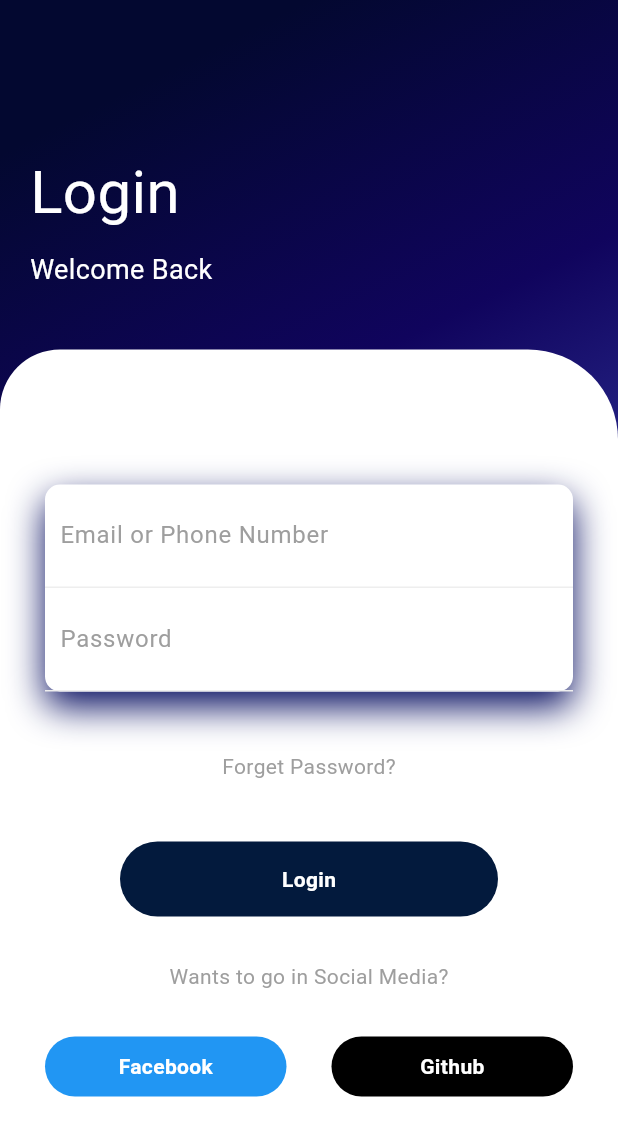
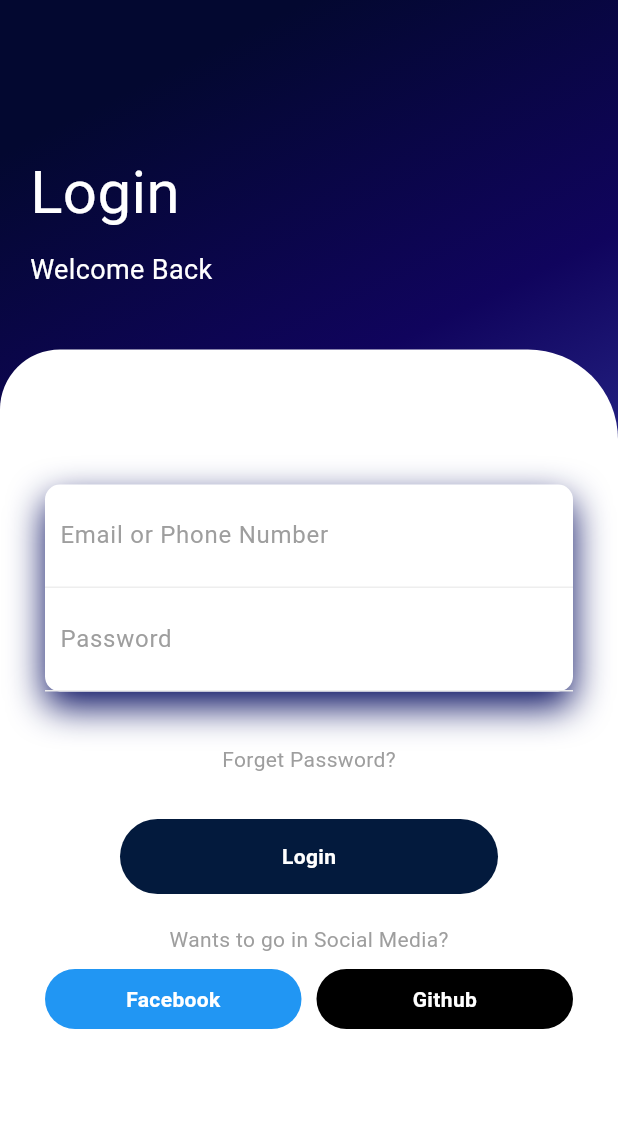
Before and after one commit to sabb-ir/Flutter_Home, a Flutter app: the screen it shows after launch, on a phone screen of 412 x 824 dp. Shown: the top 1136 px of the screen. Run offline on Flutter 3.47's test engine with Material 3 defaults, Android fonts, the phone set to English and light mode, and no system bars.

Commit message:
2nd commit

```diff
--- a/lib/main.dart
+++ b/lib/main.dart
@@ -97,9 +97,9 @@ Expanded(
               ]
             ),
           ),
-SizedBox(height: 40,),
+SizedBox(height: 35,),
 Text("Forget Password?",style: TextStyle(color: Colors.grey),),
-SizedBox(height: 40,),
+SizedBox(height: 30,),
 Container(
   height: 50,
   margin: EdgeInsets.symmetric(horizontal: 50),
@@ -111,9 +111,9 @@ Container(
        child: Text("Login",style: TextStyle(color: Colors.white, fontWeight: FontWeight.bold),),
   ),
   ),
-  SizedBox(height:30 ,),
+  SizedBox(height:20 ,),
   Text("Wants to go in Social Media?",style: TextStyle(color: Colors.grey),),
-SizedBox(height: 30,),
+SizedBox(height: 10,),
   Row(
     children: <Widget>[
       Expanded(
@@ -128,7 +128,7 @@ SizedBox(height: 30,),
         ),
       ),
       ),
-      SizedBox(width: 30,),
+      SizedBox(width: 10,),
       Expanded(
         child: Container(
         height: 40,
```
